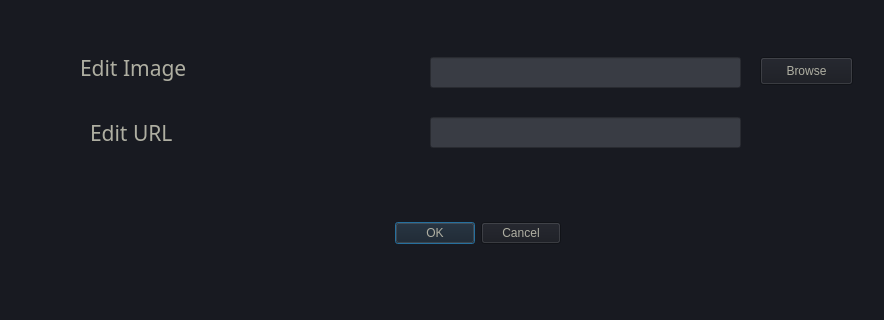
Above: ui/editdialog.ui from KHOA3004/PTI before the change; both pictures show x 0 to 884 and y 263 to 583 of the 884 by 583 pixel window. Below: the same form after it.
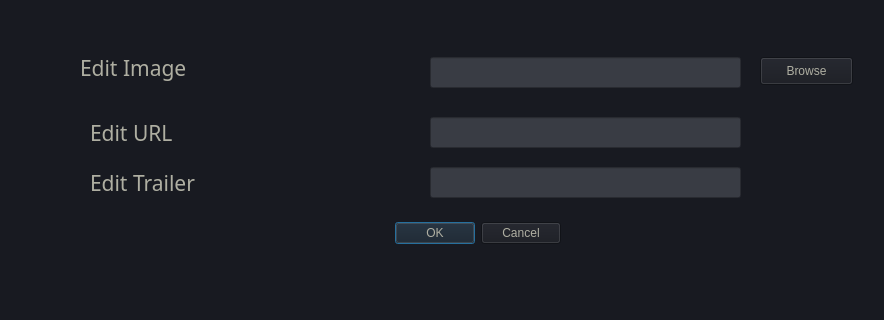
That is the form after the change.

What changed in the file:
```diff
--- a/ui/editdialog.ui
+++ b/ui/editdialog.ui
@@ -230,6 +230,42 @@
     <string>Browse</string>
    </property>
   </widget>
+  <widget class="QLabel" name="label_6">
+   <property name="geometry">
+    <rect>
+     <x>90</x>
+     <y>430</y>
+     <width>131</width>
+     <height>31</height>
+    </rect>
+   </property>
+   <property name="font">
+    <font>
+     <family>Yu Gothic UI Semilight</family>
+     <pointsize>16</pointsize>
+    </font>
+   </property>
+   <property name="styleSheet">
+    <string notr="true">color: rgb(175, 175, 162);</string>
+   </property>
+   <property name="text">
+    <string>Edit Trailer</string>
+   </property>
+  </widget>
+  <widget class="QLineEdit" name="lineEdit_Trailer">
+   <property name="geometry">
+    <rect>
+     <x>430</x>
+     <y>430</y>
+     <width>311</width>
+     <height>31</height>
+    </rect>
+   </property>
+   <property name="styleSheet">
+    <string notr="true">background-color: rgb(57, 60, 68);
+color: rgb(249, 255, 255);</string>
+   </property>
+  </widget>
  </widget>
  <resources/>
  <connections/>
```
